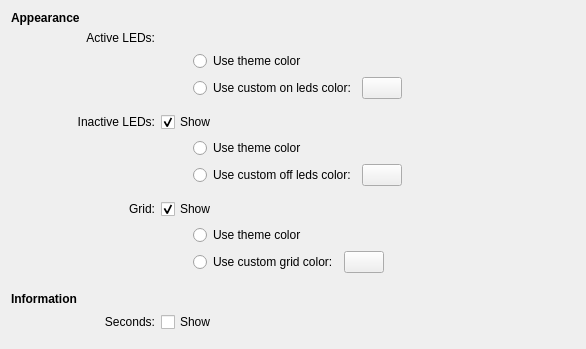
KDE/kdeplasma-addons, file applets/binary-clock/clockConfig.ui: the form before one commit.
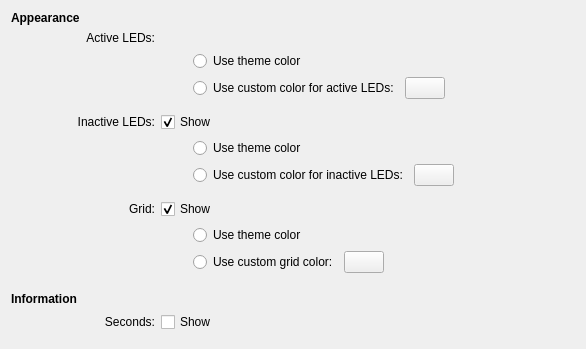
The form after the commit. Custom widgets are drawn as their Qt base class.

```diff
--- a/applets/binary-clock/clockConfig.ui
+++ b/applets/binary-clock/clockConfig.ui
@@ -44,7 +44,7 @@
      <item>
       <widget class="QRadioButton" name="onLedsCustomColorRadioButton" >
        <property name="text" >
-        <string>Use custom on leds color:</string>
+        <string>Use custom color for active LEDs:</string>
        </property>
       </widget>
      </item>
@@ -126,7 +126,7 @@
         </sizepolicy>
        </property>
        <property name="text" >
-        <string>Use custom off leds color:</string>
+        <string>Use custom color for inactive LEDs:</string>
        </property>
       </widget>
      </item>
```
Left out of the diff: 8 changed lines with no effect on the pictures.
